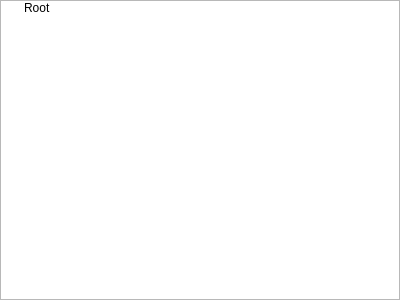
Before: the Qt Designer form tab_cafbuilder.ui in ComfyKernel/comfytool, drawn with Qt 5.
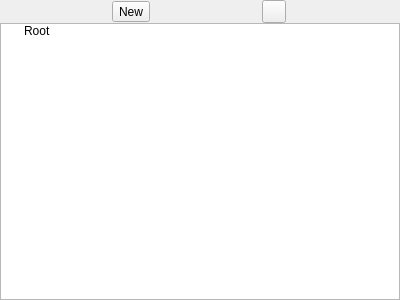
After: the same form once the commit is applied. Icons and pictures are not drawn.

Commit message: Started work on adding / removing LUMPS

```diff
--- a/tab_cafbuilder.ui
+++ b/tab_cafbuilder.ui
@@ -13,7 +13,10 @@
   <property name="windowTitle">
    <string>Form</string>
   </property>
-  <layout class="QHBoxLayout" name="horizontalLayout">
+  <layout class="QVBoxLayout" name="verticalLayout">
+   <property name="spacing">
+    <number>0</number>
+   </property>
    <property name="leftMargin">
     <number>0</number>
    </property>
@@ -26,6 +29,56 @@
    <property name="bottomMargin">
     <number>0</number>
    </property>
+   <item>
+    <widget class="QWidget" name="w_bar" native="true">
+     <property name="sizePolicy">
+      <sizepolicy hsizetype="Preferred" vsizetype="Fixed">
+       <horstretch>0</horstretch>
+       <verstretch>0</verstretch>
+      </sizepolicy>
+     </property>
+     <layout class="QHBoxLayout" name="hl_bar">
+      <property name="spacing">
+       <number>0</number>
+      </property>
+      <property name="leftMargin">
+       <number>0</number>
+      </property>
+      <property name="topMargin">
+       <number>0</number>
+      </property>
+      <property name="rightMargin">
+       <number>0</number>
+      </property>
+      <property name="bottomMargin">
+       <number>0</number>
+      </property>
+      <item>
+       <widget class="QToolButton" name="tbtn_add">
+        <property name="whatsThis">
+         <string>Add</string>
+        </property>
+        <property name="text">
+         <string>New</string>
+        </property>
+        <property name="icon">
+         <iconset theme="add"/>
+        </property>
+       </widget>
+      </item>
+      <item>
+       <widget class="QToolButton" name="tbtn_remove">
+        <property name="text">
+         <string/>
+        </property>
+        <property name="icon">
+         <iconset theme="remove"/>
+        </property>
+       </widget>
+      </item>
+     </layout>
+    </widget>
+   </item>
    <item>
     <widget class="QTreeWidget" name="tw_lumps">
      <property name="rootIsDecorated">
```
The commit also changes 2 other files.
